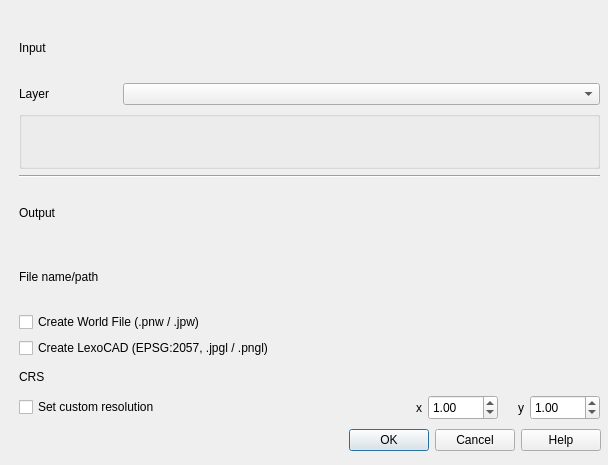
This is raster_cutter_dialog_base.ui in geometalab/qgis-raster-cutter as Qt 5 draws it before an edit. The edited form follows.
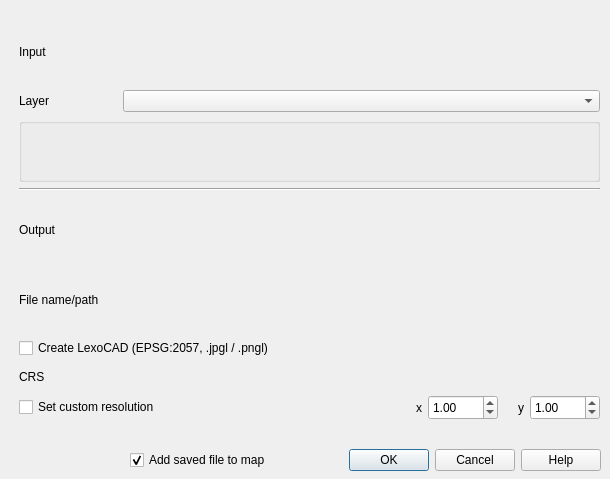
This is the edited form. Icons and pictures are not drawn. Custom widgets are drawn as their Qt base class.

Commit message: - outsourced default filepath logic to function - added message bar success message - worldfile is always generated - set category to raster - changed window icon - added option to add to map (but there is a bug when adding it)

```diff
--- a/raster_cutter_dialog_base.ui
+++ b/raster_cutter_dialog_base.ui
@@ -6,8 +6,8 @@
    <rect>
     <x>0</x>
     <y>0</y>
-    <width>608</width>
-    <height>465</height>
+    <width>610</width>
+    <height>479</height>
    </rect>
   </property>
   <property name="windowTitle">
@@ -20,7 +20,7 @@
    <property name="geometry">
     <rect>
      <x>20</x>
-     <y>420</y>
+     <y>440</y>
      <width>581</width>
      <height>41</height>
     </rect>
@@ -129,19 +129,6 @@
       </item>
      </layout>
     </item>
-    <item>
-     <widget class="QCheckBox" name="worldfile_checkbox">
-      <property name="toolTip">
-       <string/>
-      </property>
-      <property name="text">
-       <string>Create World File (.pnw / .jpw)</string>
-      </property>
-      <property name="tristate">
-       <bool>false</bool>
-      </property>
-     </widget>
-    </item>
     <item>
      <widget class="QCheckBox" name="lexocad_checkbox">
       <property name="toolTip">
@@ -286,6 +273,34 @@
     </item>
    </layout>
   </widget>
+  <widget class="QCheckBox" name="add_to_map_checkbox">
+   <property name="geometry">
+    <rect>
+     <x>130</x>
+     <y>450</y>
+     <width>170</width>
+     <height>20</height>
+    </rect>
+   </property>
+   <property name="minimumSize">
+    <size>
+     <width>170</width>
+     <height>0</height>
+    </size>
+   </property>
+   <property name="maximumSize">
+    <size>
+     <width>170</width>
+     <height>16777215</height>
+    </size>
+   </property>
+   <property name="text">
+    <string>Add saved file to map</string>
+   </property>
+   <property name="checked">
+    <bool>true</bool>
+   </property>
+  </widget>
  </widget>
  <customwidgets>
   <customwidget>
```
Left out of the diff: 4 changed lines with no effect on the pictures. The commit also changes 3 other files.
